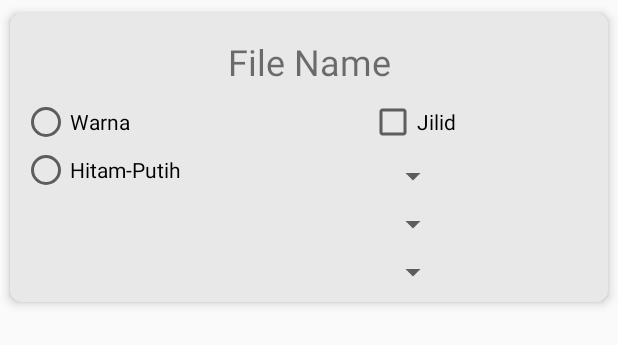
After one commit to LaodeMFauzan/Print-In, an Android app: the layout item_kriteria_order.xml on its own in the app's theme, with its tools: preview values and no code run, on a phone screen of 412 x 824 dp. The commit adds this screen. Shown: the top 345 px of the screen. Run offline under Robolectric (Android 15) with nearby library versions, the phone set to English and light mode, and no system bars.

Commit message:
added : model of criteria order and item criteria order xml

```diff
--- a/app/build.gradle
+++ b/app/build.gradle
@@ -23,11 +23,13 @@ android {
 dependencies {
     implementation fileTree(include: ['*.jar'], dir: 'libs')
     implementation 'com.android.support:appcompat-v7:27.1.1'
-    implementation 'com.android.support.constraint:constraint-layout:1.1.0'
+    implementation 'com.android.support.constraint:constraint-layout:1.1.3'
     implementation 'com.google.firebase:firebase-core:16.0.4'
     implementation 'com.google.firebase:firebase-auth:16.0.5'
 
-    implementation 'com.android.support:recyclerview-v7:27.0.0'
+    implementation 'com.android.support:recyclerview-v7:27.1.1'
+    implementation 'com.android.support:cardview-v7:27.1.1'
+
     testImplementation 'junit:junit:4.12'
     androidTestImplementation 'com.android.support.test:runner:1.0.2'
     androidTestImplementation 'com.android.support.test.espresso:espresso-core:3.0.2'
--- a/app/src/main/res/layout/activity_login.xml
+++ b/app/src/main/res/layout/activity_login.xml
@@ -96,6 +96,4 @@
         app:layout_constraintRight_toRightOf="parent"
         app:layout_constraintTop_toBottomOf="@+id/btn_login" />
 
-
-
 </android.support.constraint.ConstraintLayout>
--- a/app/src/main/res/layout/activity_register.xml
+++ b/app/src/main/res/layout/activity_register.xml
@@ -124,6 +124,4 @@
         app:layout_constraintRight_toRightOf="parent"
         app:layout_constraintTop_toBottomOf="@+id/btn_register" />
 
-
-
 </android.support.constraint.ConstraintLayout>
--- /dev/null
+++ b/app/src/main/res/layout/item_kriteria_order.xml
@@ -0,0 +1,102 @@
+<?xml version="1.0" encoding="utf-8"?>
+<android.support.v7.widget.CardView
+    xmlns:android="http://schemas.android.com/apk/res/android"
+    android:layout_width="match_parent"
+    android:layout_height="wrap_content"
+    xmlns:app="http://schemas.android.com/apk/res-auto"
+    app:cardElevation="4dp"
+    app:cardUseCompatPadding="true"
+    app:cardCornerRadius="8dp"
+    android:layout_weight="1"
+    android:clickable="true"
+    android:paddingBottom="6dp"
+    android:focusable="true"
+    app:cardBackgroundColor="@color/item_file_criteria">
+
+    <android.support.constraint.ConstraintLayout
+        android:layout_width="match_parent"
+        android:layout_height="wrap_content"
+        android:padding="8dp">
+
+        <TextView
+            android:id="@+id/tv_file_name"
+            android:layout_width="wrap_content"
+            android:layout_height="wrap_content"
+            android:gravity="center"
+            android:text="@string/file_name"
+            android:textSize="24sp"
+            android:textAlignment="center"
+            android:layout_marginTop="8dp"
+            app:layout_constraintTop_toTopOf="parent"
+            app:layout_constraintRight_toRightOf="parent"
+            app:layout_constraintBottom_toTopOf="@id/rg_color_choice"
+            app:layout_constraintLeft_toLeftOf="parent"/>
+
+        <RadioGroup
+            android:id="@+id/rg_color_choice"
+            android:layout_width="wrap_content"
+            android:layout_height="wrap_content"
+            android:layout_marginTop="8dp"
+            app:layout_constraintTop_toBottomOf="@+id/tv_file_name">
+            <RadioButton
+                android:id="@+id/rb_colored"
+                android:layout_width="wrap_content"
+                android:layout_height="wrap_content"
+                android:text="@string/color_colored" />
+            <RadioButton
+                android:id="@+id/rb_monochrome"
+                android:layout_width="wrap_content"
+                android:layout_height="wrap_content"
+                android:text="@string/color_monochrome" />
+        </RadioGroup>
+
+        <CheckBox
+            android:id="@+id/cb_is_binded"
+            android:layout_width="wrap_content"
+            android:layout_height="wrap_content"
+            android:layout_marginTop="8dp"
+            android:layout_marginStart="32dp"
+            app:layout_constraintLeft_toRightOf="@id/rg_color_choice"
+            app:layout_constraintTop_toBottomOf="@id/tv_file_name"
+            app:layout_constraintRight_toRightOf="parent"
+            android:text="@string/binded"
+            android:layout_marginLeft="32dp" />
+
+        <Spinner
+            android:id="@+id/sp_bind_type"
+            android:layout_width="wrap_content"
+            android:layout_height="wrap_content"
+            android:layout_marginLeft="32dp"
+            android:layout_marginTop="8dp"
+            app:layout_constraintTop_toBottomOf="@id/cb_is_binded"
+            app:layout_constraintRight_toRightOf="parent"
+            app:layout_constraintLeft_toRightOf="@id/rg_color_choice"
+            app:layout_constraintBottom_toTopOf="@id/sp_front_bind" />
+
+        <Spinner
+            android:id="@+id/sp_front_bind"
+            android:layout_width="wrap_content"
+            android:layout_height="wrap_content"
+            android:layout_marginLeft="32dp"
+            android:layout_marginTop="8dp"
+            app:layout_constraintTop_toBottomOf="@id/sp_bind_type"
+            app:layout_constraintRight_toRightOf="parent"
+            app:layout_constraintLeft_toRightOf="@id/rg_color_choice"
+            app:layout_constraintBottom_toTopOf="@id/sp_back_bind"
+            />
+
+        <Spinner
+            android:id="@+id/sp_back_bind"
+            android:layout_width="wrap_content"
+            android:layout_height="wrap_content"
+            android:layout_marginLeft="32dp"
+            android:layout_marginTop="8dp"
+            app:layout_constraintTop_toBottomOf="@id/sp_front_bind"
+            app:layout_constraintRight_toRightOf="parent"
+            app:layout_constraintLeft_toRightOf="@id/rg_color_choice"
+            app:layout_constraintBottom_toBottomOf="parent"
+            />
+
+    </android.support.constraint.ConstraintLayout>
+
+</android.support.v7.widget.CardView>
--- a/app/src/main/res/values/colors.xml
+++ b/app/src/main/res/values/colors.xml
@@ -13,4 +13,5 @@
     <color name="background_all">#d1d1d1</color>
     <color name="custom_et">#EBEBEB</color>
     <color name="hint_color">#7D7D7D</color>
+    <color name="item_file_criteria">#E8E8E8</color>
 </resources>
--- a/app/src/main/res/values/strings.xml
+++ b/app/src/main/res/values/strings.xml
@@ -5,4 +5,8 @@
     <string name="login">Login</string>
     <string name="register">Register</string>
     <string name="username">Username</string>
+    <string name="file_name">File Name</string>
+    <string name="color_monochrome">Hitam-Putih</string>
+    <string name="color_colored">Warna</string>
+    <string name="binded">Jilid</string>
 </resources>
```
Also changed, not shown: app/src/main/java/papb/learn/fauzan/printin/adapter/OrderCriteriaAdapter.java (+24 -5 lines), app/src/main/java/papb/learn/fauzan/printin/model/OrderCriteriaModel.java (added, +76 -0 lines).
